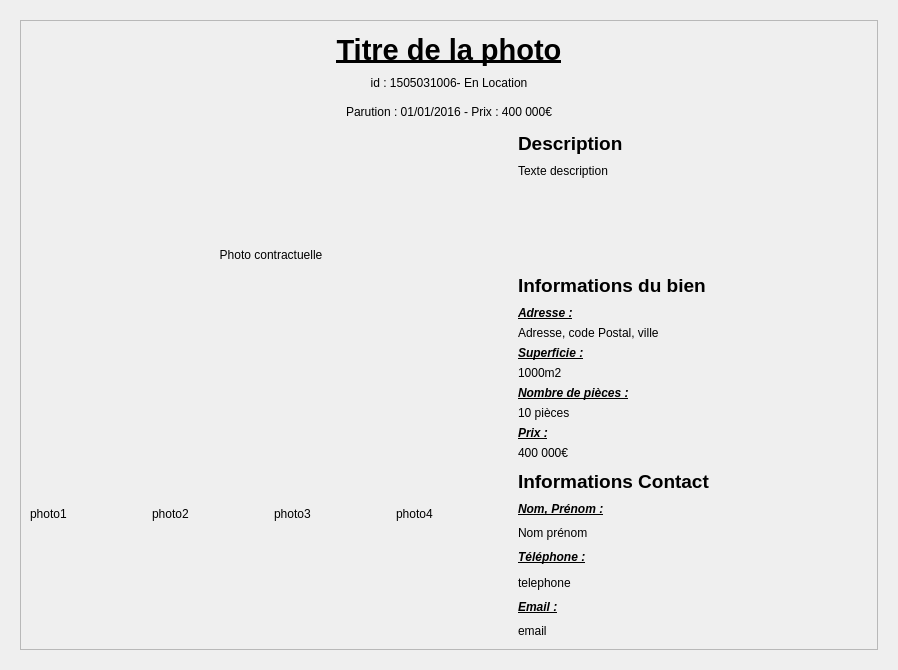
willdoleave/projet-ihm, file AgenceImmo/detaildialog.ui: the form before one commit.
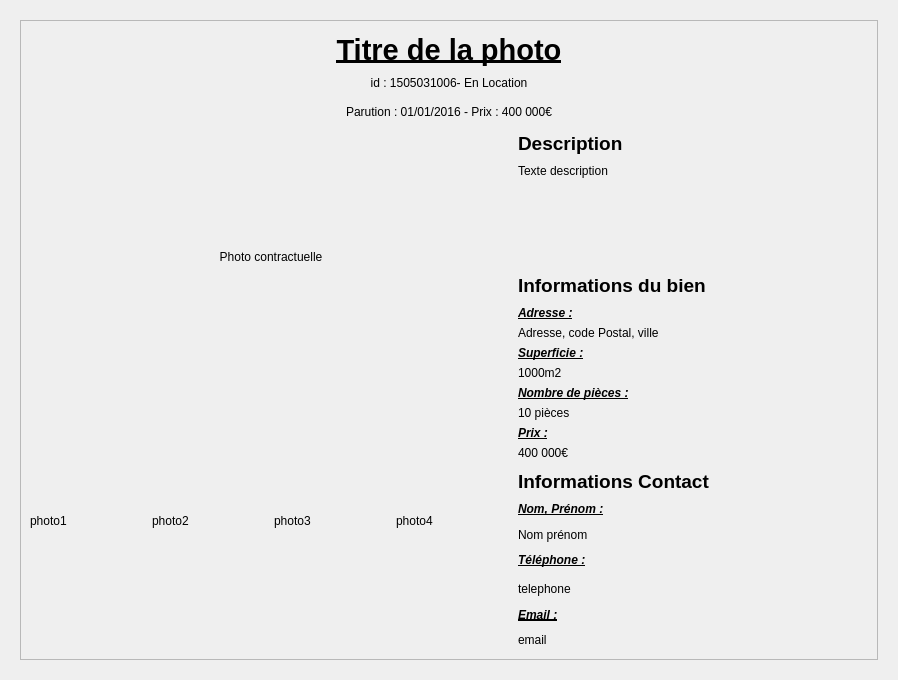
The form after the commit.

The edit to the form file:
```diff
--- a/AgenceImmo/detaildialog.ui
+++ b/AgenceImmo/detaildialog.ui
@@ -7,7 +7,7 @@
     <x>0</x>
     <y>0</y>
     <width>898</width>
-    <height>670</height>
+    <height>680</height>
    </rect>
   </property>
   <property name="windowTitle">
@@ -28,7 +28,7 @@
            <x>0</x>
            <y>0</y>
            <width>860</width>
-           <height>632</height>
+           <height>642</height>
           </rect>
          </property>
          <layout class="QGridLayout" name="gridLayout_3">
```
